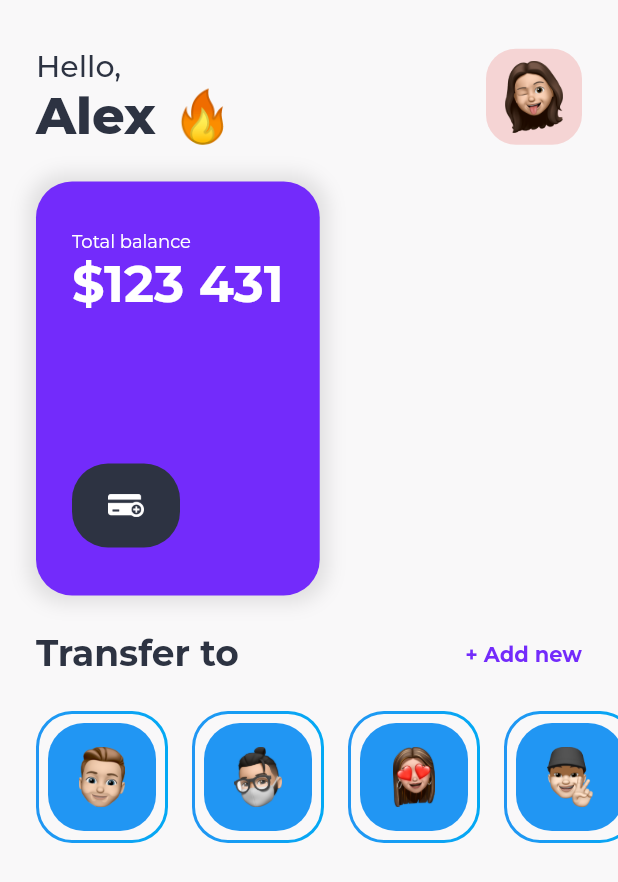
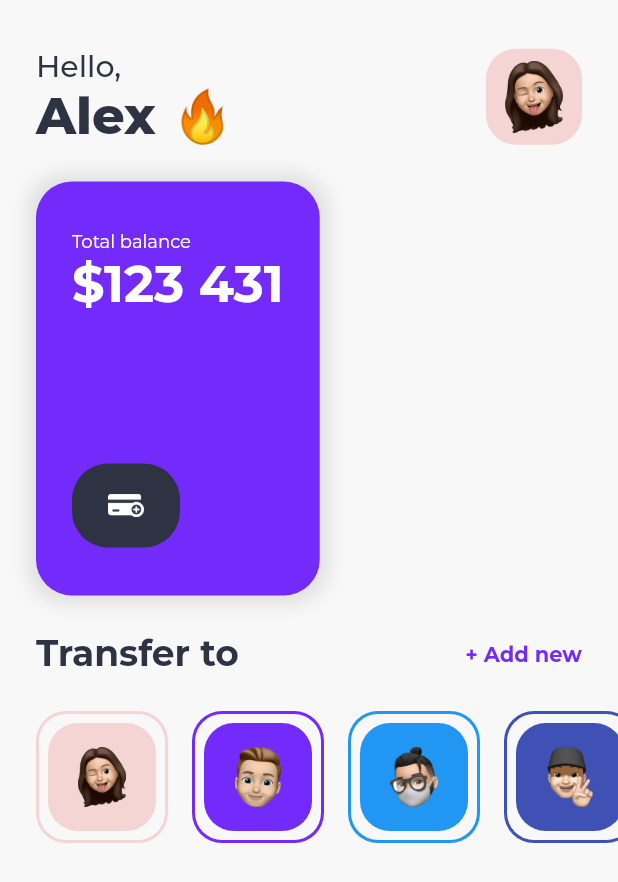
Before and after one commit to lucas404x/finance-app-dribbble, a Flutter app: the screen it shows after launch, on a phone screen of 412 x 824 dp. Shown: the top 882 px of the screen. Run offline on Flutter 3.47's test engine with Material 2 defaults, Android fonts, the phone set to English and light mode, and no system bars; our stand-ins replace google_fonts.

Commit message:
feat: add profile repository

```diff
--- /dev/null
+++ b/lib/app/core/interfaces/profile_repository_interface.dart
@@ -0,0 +1,5 @@
+import '../models/profile_model.dart';
+
+abstract class IProfileRepository {
+  List<ProfileModel> getAllProfiles();
+}
--- /dev/null
+++ b/lib/app/core/models/profile_model.dart
@@ -0,0 +1,10 @@
+class ProfileModel {
+  final String name;
+  final String image;
+  final int color;
+
+  ProfileModel({required this.name, required this.image, required this.color});
+
+  factory ProfileModel.fromJson(Map<String, dynamic> json) => ProfileModel(
+      name: json['name'], image: json['image'], color: json['color']);
+}
--- /dev/null
+++ b/lib/app/core/repositories/profile_repository.dart
@@ -0,0 +1,39 @@
+import 'package:flutter/material.dart';
+
+import '../../constants/app_assets.dart';
+import '../../constants/app_colors.dart';
+import '../interfaces/profile_repository_interface.dart';
+import '../models/profile_model.dart';
+
+class ProfileRepository implements IProfileRepository {
+  @override
+  List<ProfileModel> getAllProfiles() {
+    // TODO: Create JSON and load all objects
+    return [
+      ProfileModel(
+          name: 'Alex',
+          image: AppAssets.memojiProfile,
+          color: AppColors.peach.value),
+      ProfileModel(
+          name: 'Arthur',
+          image: AppAssets.memojisFriends[0],
+          color: AppColors.purple.value),
+      ProfileModel(
+          name: 'Jefferson',
+          image: AppAssets.memojisFriends[1],
+          color: Colors.blue.value),
+      ProfileModel(
+          name: 'Sofia',
+          image: AppAssets.memojisFriends[3],
+          color: Colors.indigo.value),
+      ProfileModel(
+          name: 'Matt',
+          image: AppAssets.memojisFriends[4],
+          color: Colors.blueGrey.value),
+      ProfileModel(
+          name: 'Robert',
+          image: AppAssets.memojisFriends[5],
+          color: Colors.green.value)
+    ];
+  }
+}
--- a/lib/app/pages/home/home_page.dart
+++ b/lib/app/pages/home/home_page.dart
@@ -1,6 +1,7 @@
 import 'package:flutter/material.dart';
 
-import '../../constants/app_assets.dart';
+import '../../core/models/profile_model.dart';
+import '../../core/repositories/profile_repository.dart';
 import '../../widgets/profile_list.dart';
 import 'widgets/home_body_cards.dart';
 import 'widgets/home_header_with_profile.dart';
@@ -11,7 +12,7 @@ class HomePage extends StatelessWidget {
 
   @override
   Widget build(BuildContext context) {
-    const List<String> _profiles = AppAssets.memojisFriends;
+    final List<ProfileModel> _profiles = ProfileRepository().getAllProfiles();
 
     return Scaffold(
       body: SafeArea(
@@ -19,14 +20,15 @@ class HomePage extends StatelessWidget {
         padding: const EdgeInsets.symmetric(horizontal: 24, vertical: 32),
         child: Column(
           crossAxisAlignment: CrossAxisAlignment.stretch,
-          children: const [
-            HomeHeaderWithProfile(),
-            Padding(padding: EdgeInsets.only(top: 24), child: HomeBodyCards()),
-            Padding(
+          children: [
+            const HomeHeaderWithProfile(),
+            const Padding(
+                padding: EdgeInsets.only(top: 24), child: HomeBodyCards()),
+            const Padding(
                 padding: EdgeInsets.only(top: 24),
                 child: HomeTransferSection()),
             Padding(
-                padding: EdgeInsets.only(top: 24),
+                padding: const EdgeInsets.only(top: 24),
                 child: ProfileList(profiles: _profiles))
           ],
         ),
--- a/lib/app/widgets/credit_card/add_new_credit_card.dart
+++ b/lib/app/widgets/credit_card/add_new_credit_card.dart
@@ -1,6 +1,6 @@
-import 'package:financial_dribbble_app/app/constants/app_assets.dart';
 import 'package:flutter/material.dart';
 
+import '../../constants/app_assets.dart';
 import '../../constants/app_colors.dart';
 import '../button.dart';
 import 'credit_card_base.dart';
--- a/lib/app/widgets/profile_list.dart
+++ b/lib/app/widgets/profile_list.dart
@@ -1,9 +1,10 @@
 import 'package:flutter/material.dart';
 
+import '../core/models/profile_model.dart';
 import 'profile_list_item.dart';
 
 class ProfileList extends StatelessWidget {
-  final List<String> profiles;
+  final List<ProfileModel> profiles;
 
   const ProfileList({Key? key, required this.profiles}) : super(key: key);
 
--- a/lib/app/widgets/profile_list_item.dart
+++ b/lib/app/widgets/profile_list_item.dart
@@ -1,31 +1,40 @@
 import 'package:flutter/material.dart';
 
+import '../core/models/profile_model.dart';
 import 'profile_picture.dart';
 
 class ProfileListItem extends StatelessWidget {
-  final String profile;
+  final ProfileModel profile;
 
   const ProfileListItem({Key? key, required this.profile}) : super(key: key);
 
   @override
   Widget build(BuildContext context) {
-    return Stack(
+    const double _size = 72.0;
+    const double _radius = 20.0;
+    final Color _profileColor = Color(profile.color);
+
+    return Column(
       children: [
-        Positioned(
-            left: 8,
-            top: 8,
-            child: ProfilePicture(
-                width: 72,
-                height: 72,
-                borderRadius: 24,
-                profileSize: 40,
-                image: profile,
-                backgroundColor: Colors.blue)),
-        const _ProfileBorder(
-          strokeWidth: 2,
-          strokeRadius: 24,
-          size: 72,
-          gradient: LinearGradient(colors: [Colors.blue, Colors.lightBlue]),
+        Stack(
+          children: [
+            Positioned(
+                left: 8,
+                top: 8,
+                child: ProfilePicture(
+                    width: _size,
+                    height: _size,
+                    borderRadius: _radius,
+                    profileSize: 40,
+                    image: profile.image,
+                    backgroundColor: _profileColor)),
+            _ProfileBorder(
+              strokeWidth: 2.0,
+              strokeRadius: _radius,
+              size: _size,
+              gradient: LinearGradient(colors: [_profileColor, _profileColor]),
+            )
+          ],
         )
       ],
     );
```
